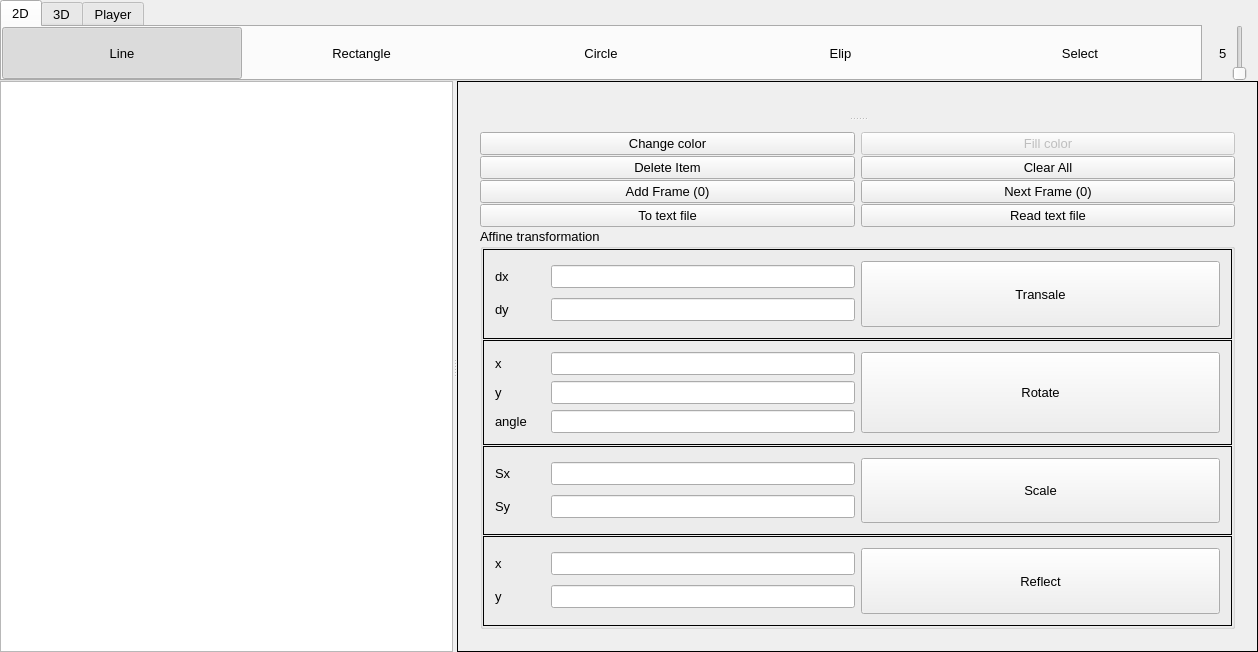
Qt form window.ui (giahuyng98/computer-graphics) before a commit.
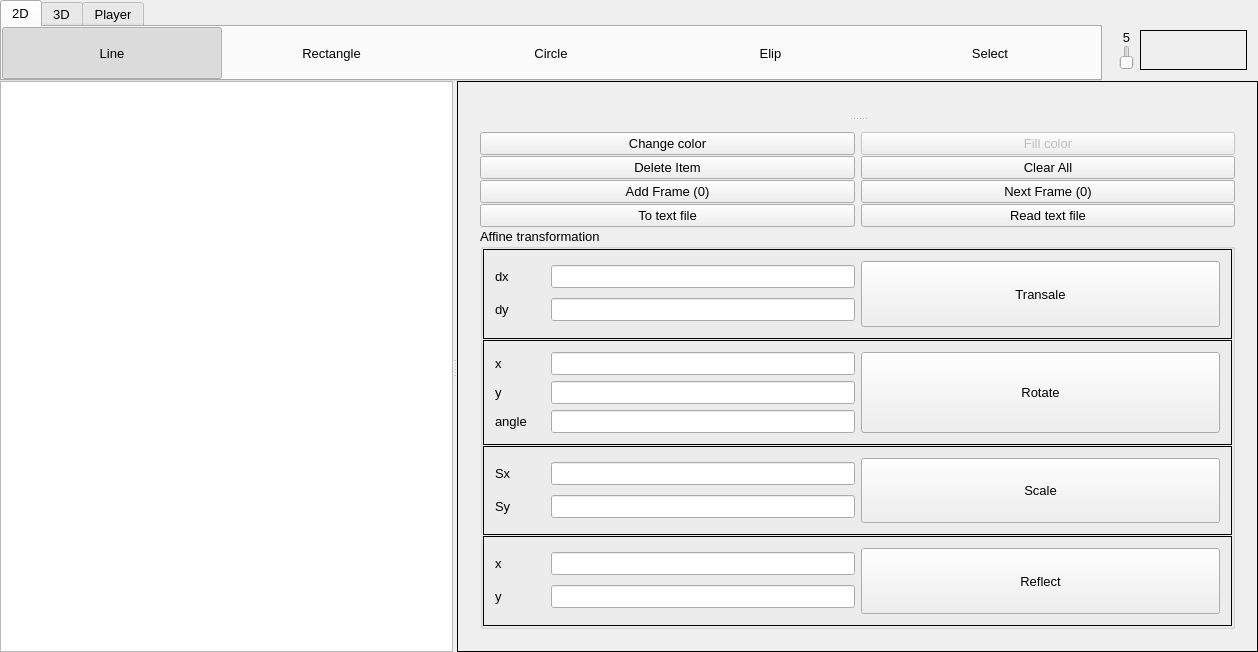
The same form after that commit. Icons and pictures are not drawn.

Diff of the .ui file:
```diff
--- a/window.ui
+++ b/window.ui
@@ -369,38 +369,58 @@
         </property>
         <property name="maximumSize">
          <size>
-          <width>50</width>
+          <width>150</width>
           <height>16777215</height>
          </size>
         </property>
-        <layout class="QHBoxLayout" name="horizontalLayout_11">
-         <property name="spacing">
-          <number>0</number>
-         </property>
+        <layout class="QHBoxLayout" name="horizontalLayout_11" stretch="0,2">
          <property name="topMargin">
-          <number>25</number>
+          <number>30</number>
          </property>
-         <property name="bottomMargin">
+         <item>
+          <layout class="QVBoxLayout" name="verticalLayout_8">
+           <property name="spacing">
           <number>0</number>
          </property>
          <item>
           <widget class="QLabel" name="thicknessLabel">
+             <property name="sizePolicy">
+              <sizepolicy hsizetype="Fixed" vsizetype="Preferred">
+               <horstretch>0</horstretch>
+               <verstretch>0</verstretch>
+              </sizepolicy>
+             </property>
+             <property name="minimumSize">
+              <size>
+               <width>0</width>
+               <height>0</height>
+              </size>
+             </property>
+             <property name="maximumSize">
+              <size>
+               <width>25</width>
+               <height>16777215</height>
+              </size>
+             </property>
            <property name="text">
             <string>5</string>
            </property>
+             <property name="alignment">
+              <set>Qt::AlignCenter</set>
+             </property>
           </widget>
          </item>
          <item>
           <widget class="QSlider" name="verticalSlider">
            <property name="sizePolicy">
-            <sizepolicy hsizetype="Preferred" vsizetype="Preferred">
+              <sizepolicy hsizetype="Fixed" vsizetype="Preferred">
              <horstretch>0</horstretch>
              <verstretch>0</verstretch>
             </sizepolicy>
            </property>
            <property name="maximumSize">
             <size>
-             <width>20</width>
+               <width>25</width>
              <height>16777215</height>
             </size>
            </property>
@@ -424,6 +444,30 @@
            </property>
            <property name="tickInterval">
             <number>5</number>
+             </property>
+            </widget>
+           </item>
+          </layout>
+         </item>
+         <item>
+          <widget class="QLabel" name="mousePosLabel">
+           <property name="minimumSize">
+            <size>
+             <width>0</width>
+             <height>0</height>
+            </size>
+           </property>
+           <property name="frameShape">
+            <enum>QFrame::Box</enum>
+           </property>
+           <property name="text">
+            <string/>
+           </property>
+           <property name="alignment">
+            <set>Qt::AlignLeading|Qt::AlignLeft|Qt::AlignVCenter</set>
+           </property>
+           <property name="indent">
+            <number>30</number>
            </property>
           </widget>
          </item>
```
Lines whose indentation alone changed are shown as unchanged.
